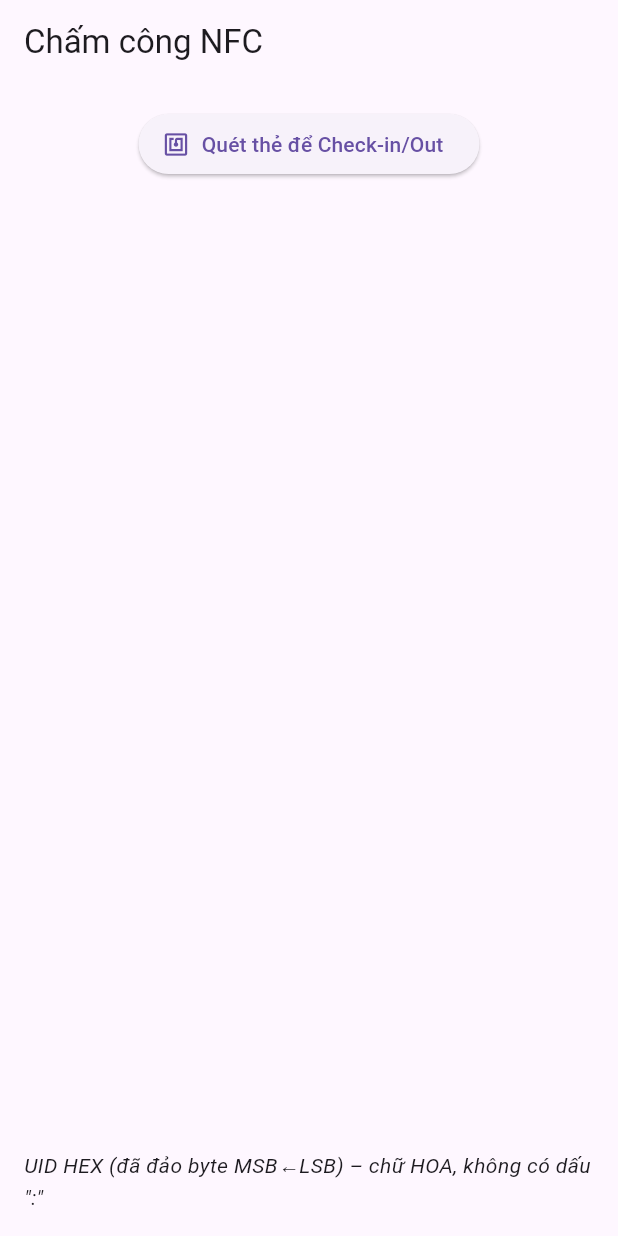
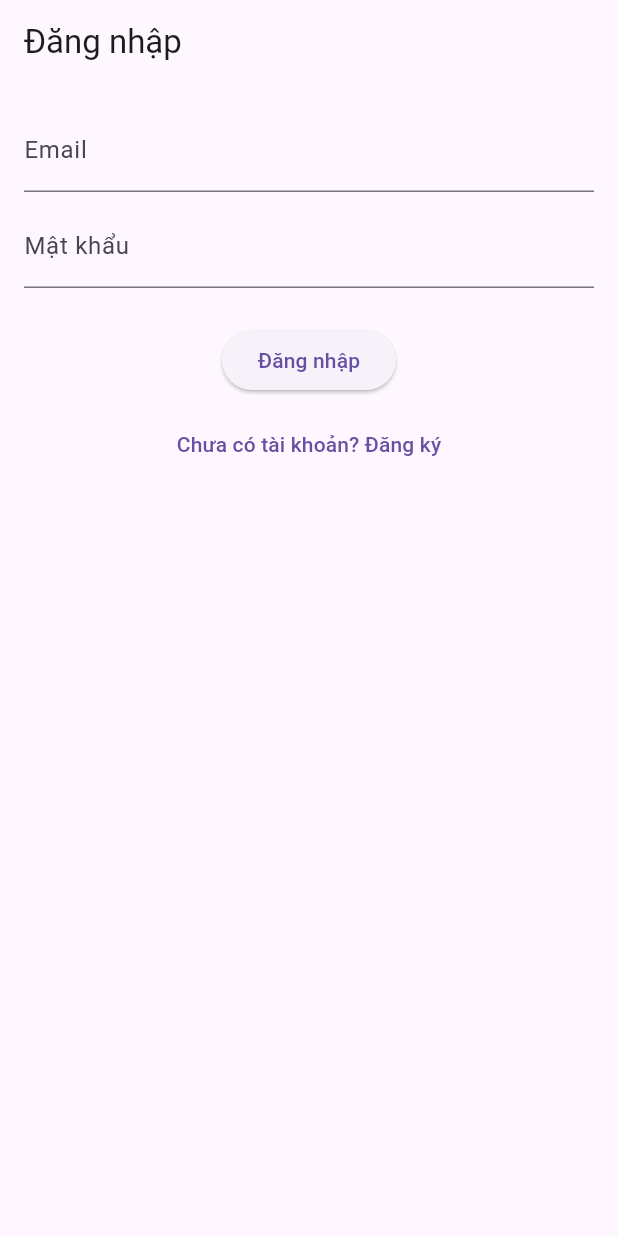
Before and after one commit to HoaiBao1007/sangt6_nhom6_chamcong_nv, a Flutter app: the screen it shows after launch, on a phone screen of 412 x 824 dp. Run offline on Flutter 3.47's test engine with Material 3 defaults, Android fonts, the phone set to English and light mode, and no system bars; our stand-ins replace shared_preferences; missing offline and left inert: jwt_decode, nfc_manager.

Commit message:
update: thêm màn hình đăng nhập, đăng ký và phân quyền user/admin

```diff
--- a/lib/main.dart
+++ b/lib/main.dart
@@ -1,9 +1,16 @@
 import 'package:flutter/material.dart';
-import 'screens/nfc_checkin_screen.dart';
+import 'package:provider/provider.dart';
+import 'state/auth_state.dart';
+import 'widgets/auth_gate.dart';
 
 void main() {
   WidgetsFlutterBinding.ensureInitialized();
-  runApp(const MyApp());
+  runApp(
+    ChangeNotifierProvider(
+      create: (_) => AuthState(),
+      child: const MyApp(),
+    ),
+  );
 }
 
 class MyApp extends StatelessWidget {
@@ -12,8 +19,9 @@ class MyApp extends StatelessWidget {
   Widget build(BuildContext context) {
     return MaterialApp(
       title: 'Attendance NFC',
+      debugShowCheckedModeBanner: false,
       theme: ThemeData(useMaterial3: true),
-      home: const NfcCheckinScreen(),
+      home: const AuthGate(), // bước chốt điều hướng
     );
   }
 }
--- /dev/null
+++ b/lib/screens/login_screen.dart
@@ -0,0 +1,78 @@
+import 'package:flutter/material.dart';
+import 'package:provider/provider.dart';
+import '../state/auth_state.dart';
+import 'register_screen.dart';
+import 'nfc_checkin_screen.dart';
+
+class LoginScreen extends StatefulWidget {
+  const LoginScreen({super.key});
+  @override
+  State<LoginScreen> createState() => _LoginScreenState();
+}
+
+class _LoginScreenState extends State<LoginScreen> {
+  final _email = TextEditingController();
+  final _password = TextEditingController();
+  final _formKey = GlobalKey<FormState>();
+  String? _error;
+
+  Future<void> _submit() async {
+    if (!_formKey.currentState!.validate()) return;
+    final auth = context.read<AuthState>();
+    final err = await auth.doLogin(_email.text.trim(), _password.text.trim());
+    if (err != null) {
+      setState(() => _error = err);
+    } else {
+      // Đăng nhập xong -> sang quét NFC
+      Navigator.of(context).pushAndRemoveUntil(
+        MaterialPageRoute(builder: (_) => const NfcCheckinScreen()),
+            (_) => false,
+      );
+    }
+  }
+
+  @override
+  Widget build(BuildContext context) {
+    final loading = context.watch<AuthState>().loading;
+
+    return Scaffold(
+      appBar: AppBar(title: const Text('Đăng nhập')),
+      body: Padding(
+        padding: const EdgeInsets.all(16),
+        child: Form(
+          key: _formKey,
+          child: Column(
+            children: [
+              TextFormField(
+                controller: _email,
+                decoration: const InputDecoration(labelText: 'Email'),
+                validator: (v) => (v == null || v.isEmpty) ? 'Nhập email' : null,
+              ),
+              const SizedBox(height: 8),
+              TextFormField(
+                controller: _password,
+                decoration: const InputDecoration(labelText: 'Mật khẩu'),
+                obscureText: true,
+                validator: (v) => (v == null || v.isEmpty) ? 'Nhập mật khẩu' : null,
+              ),
+              const SizedBox(height: 12),
+              if (_error != null) Text(_error!, style: const TextStyle(color: Colors.red)),
+              const SizedBox(height: 12),
+              ElevatedButton(
+                onPressed: loading ? null : _submit,
+                child: Text(loading ? 'Đang đăng nhập...' : 'Đăng nhập'),
+              ),
+              const SizedBox(height: 8),
+              TextButton(
+                onPressed: () => Navigator.of(context).push(
+                  MaterialPageRoute(builder: (_) => const RegisterScreen()),
+                ),
+                child: const Text('Chưa có tài khoản? Đăng ký'),
+              )
+            ],
+          ),
+        ),
+      ),
+    );
+  }
+}
--- /dev/null
+++ b/lib/state/auth_state.dart
@@ -0,0 +1,71 @@
+import 'package:flutter/foundation.dart';
+import '../services/auth_service.dart';
+
+class AuthState extends ChangeNotifier {
+  final _auth = AuthService();
+
+  String? token;        // JWT hiện tại
+  String? role;         // 'ADMIN' | 'EMPLOYEE'
+  bool loading = false; // trạng thái đang gọi API
+
+  /// Tải lại session từ SharedPreferences khi mở app
+  Future<void> loadSession() async {
+    token = await _auth.getToken();
+    if (token != null) {
+      role = _auth.extractRoleFromToken(token!)?.toUpperCase();
+    }
+    notifyListeners();
+  }
+
+  /// Đăng nhập -> lưu token + role, trả về null nếu OK, ngược lại trả message lỗi
+  Future<String?> doLogin(String email, String password) async {
+    loading = true;
+    notifyListeners();
+
+    final res = await _auth.login(email, password);
+
+    loading = false;
+    if (res['success'] == true) {
+      token = res['token'] as String;
+      role  = (res['role'] as String?)?.toUpperCase();
+      notifyListeners();
+      return null;
+    }
+
+    notifyListeners();
+    return res['message']?.toString() ?? 'Login failed';
+  }
+
+  /// Đăng ký (backend không trả token) -> tự login lại để lấy token
+  /// Trả về null nếu OK; nếu lỗi trả message
+  Future<String?> doRegister(String email, String password, {String role = 'EMPLOYEE'}) async {
+    loading = true;
+    notifyListeners();
+
+    final res = await _auth.register(email: email, password: password, role: role);
+
+    loading = false;
+    if (res['success'] == true) {
+      token = res['token'] as String;
+      this.role = (res['role'] as String?)?.toUpperCase();
+      notifyListeners();
+      return null;
+    }
+
+    notifyListeners();
+    return res['message']?.toString() ?? 'Register failed';
+  }
+
+  /// Đăng xuất: xóa token và role khỏi bộ nhớ
+  Future<void> doLogout() async {
+    await _auth.logout();
+    token = null;
+    role = null;
+    notifyListeners();
+  }
+
+  // Helpers
+  bool get isAdmin    => (role ?? '') == 'ADMIN';
+  bool get isEmployee => (role ?? '') == 'EMPLOYEE';
+  bool get isAuthed   => token != null;
+}
--- /dev/null
+++ b/lib/widgets/auth_gate.dart
@@ -0,0 +1,27 @@
+import 'package:flutter/material.dart';
+import 'package:provider/provider.dart';
+import '../state/auth_state.dart';
+import '../screens/login_screen.dart';
+import '../screens/admin_dashboard.dart';
+import '../screens/user_dashboard.dart';
+
+class AuthGate extends StatefulWidget {
+  const AuthGate({super.key});
+  @override
+  State<AuthGate> createState() => _AuthGateState();
+}
+
+class _AuthGateState extends State<AuthGate> {
+  @override
+  void initState() {
+    super.initState();
+    Future.microtask(() => context.read<AuthState>().loadSession());
+  }
+
+  @override
+  Widget build(BuildContext context) {
+    final auth = context.watch<AuthState>();
+    if (!auth.isAuthed) return const LoginScreen();
+    return auth.isAdmin ? const AdminDashboard() : const UserDashboard();
+  }
+}
```
Also changed, not shown: lib/screens/admin_dashboard.dart (added, +29 -0 lines), lib/screens/register_screen.dart (added, +81 -0 lines), lib/screens/user_dashboard.dart (added, +29 -0 lines), lib/services/auth_service.dart (added, +82 -0 lines), pubspec.yaml (+3 -4 lines), pubspec.lock, 1 other file.
